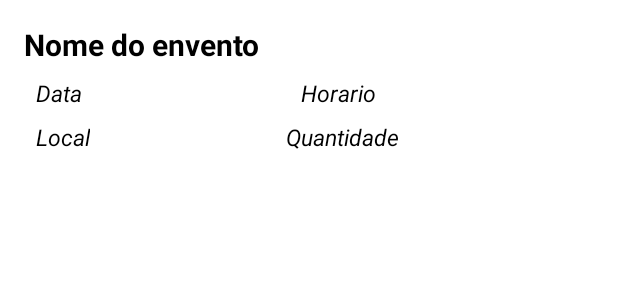
After one commit to NevesRafa/desafio_mb, an Android app: the layout meu_ingresso.xml on its own in the app's theme, with its tools: preview values and no code run, on a phone screen of 412 x 824 dp. The commit adds this screen. Shown: the top 300 px of the screen. Run offline under Robolectric (Android 15) with nearby library versions, the phone set to English and light mode, and no system bars.

Commit message:
feito tela de meus ingressos e mock no GeradorDeDados.kt

```diff
--- a/app/src/main/java/com/nevesrafa/desafio_mb/classes/MeusIngressos.kt
+++ b/app/src/main/java/com/nevesrafa/desafio_mb/classes/MeusIngressos.kt
@@ -2,7 +2,6 @@ package com.nevesrafa.desafio_mb.classes
 
 class MeusIngressos(
     val eventoId: Int,
-    val Usuario: String,
+    val usuario: String,
     val quantidade: Int
-) {
-}
+)
--- /dev/null
+++ b/app/src/main/res/layout/meu_ingresso.xml
@@ -0,0 +1,70 @@
+<?xml version="1.0" encoding="utf-8"?>
+<androidx.constraintlayout.widget.ConstraintLayout xmlns:android="http://schemas.android.com/apk/res/android"
+    xmlns:app="http://schemas.android.com/apk/res-auto"
+    xmlns:tools="http://schemas.android.com/tools"
+    android:layout_width="match_parent"
+    android:layout_height="wrap_content"
+    android:padding="16dp">
+
+    <TextView
+        android:id="@+id/nomeDoEventoMeuIngresso"
+        android:layout_width="wrap_content"
+        android:layout_height="wrap_content"
+        android:textColor="@color/black"
+        android:textSize="20sp"
+        android:textStyle="bold"
+        app:layout_constraintStart_toStartOf="parent"
+        app:layout_constraintTop_toTopOf="parent"
+        tools:text="Nome do envento" />
+
+    <TextView
+        android:id="@+id/dataMeuIngresso"
+        android:layout_width="wrap_content"
+        android:layout_height="wrap_content"
+        android:layout_margin="8dp"
+        android:textColor="@color/black"
+        android:textSize="15sp"
+        android:textStyle="italic"
+        app:layout_constraintStart_toStartOf="parent"
+        app:layout_constraintTop_toBottomOf="@id/nomeDoEventoMeuIngresso"
+        tools:text="Data" />
+
+    <TextView
+        android:id="@+id/horarioMeuIngresso"
+        android:layout_width="wrap_content"
+        android:layout_height="wrap_content"
+        android:layout_margin="8dp"
+        android:textColor="@color/black"
+        android:textSize="15sp"
+        android:textStyle="italic"
+        app:layout_constraintEnd_toEndOf="parent"
+        app:layout_constraintStart_toEndOf="@id/dataMeuIngresso"
+        app:layout_constraintTop_toBottomOf="@id/nomeDoEventoMeuIngresso"
+        tools:text="Horario" />
+
+    <TextView
+        android:id="@+id/localMeuIngresso"
+        android:layout_width="wrap_content"
+        android:layout_height="wrap_content"
+        android:layout_margin="8dp"
+        android:textColor="@color/black"
+        android:textSize="15sp"
+        android:textStyle="italic"
+        app:layout_constraintStart_toStartOf="parent"
+        app:layout_constraintTop_toBottomOf="@id/dataMeuIngresso"
+        tools:text="Local" />
+
+    <TextView
+        android:id="@+id/quantidadeMeuIngresso"
+        android:layout_width="wrap_content"
+        android:layout_height="wrap_content"
+        android:layout_margin="8dp"
+        android:textColor="@color/black"
+        android:textSize="15sp"
+        android:textStyle="italic"
+        app:layout_constraintEnd_toEndOf="parent"
+        app:layout_constraintStart_toEndOf="@id/localMeuIngresso"
+        app:layout_constraintTop_toBottomOf="@id/horarioMeuIngresso"
+        tools:text="Quantidade" />
+
+</androidx.constraintlayout.widget.ConstraintLayout>
--- a/app/src/main/res/values/strings.xml
+++ b/app/src/main/res/values/strings.xml
@@ -3,9 +3,10 @@
     <string name="contato">Contato: %s</string>
     <string name="tipo">Tipo: %s</string>
     <string name="data">Data: %s</string>
-    <string name="hora">Horário: %s</string>
+    <string name="hora">Horário: %s - %s</string>
     <string name="local">Local: %s</string>
     <string name="valor">R$ %s</string>
     <string name="quantidade_vendido">Quntidade Vendida: %s / %s</string>
     <string name="ola">Olá,\n%s</string>
+    <string name="quantidade">Quantidade: %s</string>
 </resources>
```
Also changed, not shown: app/src/main/java/com/nevesrafa/desafio_mb/mock/GeradorDeDados.kt (added, +143 -0 lines), app/src/main/java/com/nevesrafa/desafio_mb/telas/compra/CompraActivity.kt (+8 -16 lines), app/src/main/java/com/nevesrafa/desafio_mb/telas/compra/CompraPresenter.kt (+4 -5 lines), app/src/main/java/com/nevesrafa/desafio_mb/telas/eventos/EventosPresenter.kt (+3 -120 lines), app/src/main/java/com/nevesrafa/desafio_mb/telas/eventos/EventosViewHolder.kt (+6 -5 lines), app/src/main/java/com/nevesrafa/desafio_mb/telas/meus_ingressos/MeusIngressosActivity.kt (+18 -0 lines), app/src/main/java/com/nevesrafa/desafio_mb/telas/meus_ingressos/MeusIngressosAdapter.kt (added, +35 -0 lines), app/src/main/java/com/nevesrafa/desafio_mb/telas/meus_ingressos/MeusIngressosPresenter.kt (added, +18 -0 lines), app/src/main/java/com/nevesrafa/desafio_mb/telas/meus_ingressos/MeusIngressosViewHolder.kt (added, +30 -0 lines), app/src/main/res/layout/activity_meus_ingressos.xml (+12 -1 lines).
